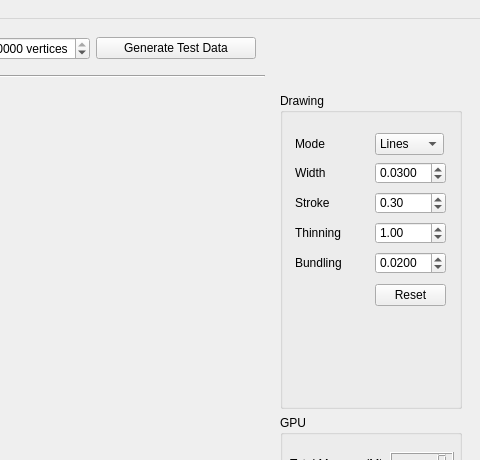
This is src/mainwindow.ui in themangosteen/Visualization2-17s as Qt 5 draws it before an edit; both pictures show x 632 to 1112 and y 0 to 460 of the 1112 by 748 pixel window. The edited form follows.
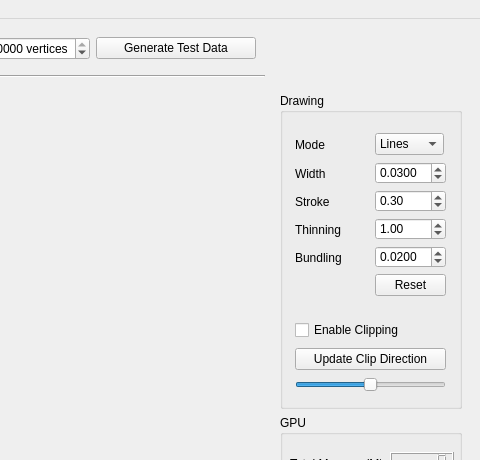
This is the edited form.

Commit message: added clipping feature clipping plane normal and distance can be specified beyond the clipping plane we just discard fragments (no real data clipping)

What changed in the file:
```diff
--- a/src/mainwindow.ui
+++ b/src/mainwindow.ui
@@ -172,7 +172,7 @@
           <property name="geometry">
            <rect>
             <x>15</x>
-            <y>41</y>
+            <y>42</y>
             <width>60</width>
             <height>20</height>
            </rect>
@@ -216,7 +216,7 @@
           <property name="geometry">
            <rect>
             <x>15</x>
-            <y>70</y>
+            <y>71</y>
             <width>60</width>
             <height>20</height>
            </rect>
@@ -229,7 +229,7 @@
           <property name="geometry">
            <rect>
             <x>95</x>
-            <y>129</y>
+            <y>125</y>
             <width>71</width>
             <height>22</height>
            </rect>
@@ -251,7 +251,7 @@
           <property name="geometry">
            <rect>
             <x>15</x>
-            <y>100</y>
+            <y>99</y>
             <width>71</width>
             <height>20</height>
            </rect>
@@ -264,7 +264,7 @@
           <property name="geometry">
            <rect>
             <x>95</x>
-            <y>159</y>
+            <y>153</y>
             <width>71</width>
             <height>22</height>
            </rect>
@@ -292,7 +292,7 @@
           <property name="geometry">
            <rect>
             <x>15</x>
-            <y>160</y>
+            <y>155</y>
             <width>81</width>
             <height>20</height>
            </rect>
@@ -305,7 +305,7 @@
           <property name="geometry">
            <rect>
             <x>15</x>
-            <y>130</y>
+            <y>127</y>
             <width>91</width>
             <height>20</height>
            </rect>
@@ -318,7 +318,7 @@
           <property name="geometry">
            <rect>
             <x>95</x>
-            <y>99</y>
+            <y>97</y>
             <width>71</width>
             <height>22</height>
            </rect>
@@ -343,7 +343,7 @@
           <property name="geometry">
            <rect>
             <x>95</x>
-            <y>191</y>
+            <y>181</y>
             <width>71</width>
             <height>22</height>
            </rect>
@@ -352,6 +352,69 @@
            <string>Reset</string>
           </property>
          </widget>
+         <widget class="QCheckBox" name="checkBoxEnableClipping">
+          <property name="geometry">
+           <rect>
+            <x>15</x>
+            <y>224</y>
+            <width>130</width>
+            <height>26</height>
+           </rect>
+          </property>
+          <property name="text">
+           <string>Enable Clipping</string>
+          </property>
+         </widget>
+         <widget class="QSlider" name="horizontalSliderClipPlaneDistance">
+          <property name="geometry">
+           <rect>
+            <x>15</x>
+            <y>277</y>
+            <width>151</width>
+            <height>30</height>
+           </rect>
+          </property>
+          <property name="minimum">
+           <number>0</number>
+          </property>
+          <property name="maximum">
+           <number>100</number>
+          </property>
+          <property name="value">
+           <number>50</number>
+          </property>
+          <property name="tracking">
+           <bool>true</bool>
+          </property>
+          <property name="orientation">
+           <enum>Qt::Horizontal</enum>
+          </property>
+          <property name="invertedAppearance">
+           <bool>false</bool>
+          </property>
+          <property name="invertedControls">
+           <bool>false</bool>
+          </property>
+          <property name="tickPosition">
+           <enum>QSlider::NoTicks</enum>
+          </property>
+          <property name="tickInterval">
+           <number>0</number>
+          </property>
+         </widget>
+         <widget class="QPushButton" name="pushButtonSetClipPlaneNormal">
+          <property name="geometry">
+           <rect>
+            <x>15</x>
+            <y>255</y>
+            <width>151</width>
+            <height>22</height>
+           </rect>
+          </property>
+          <property name="text">
+           <string>Update Clip Direction</string>
+          </property>
+         </widget>
         </widget>
        </item>
        <item>
```
The commit also changes 5 other files.
